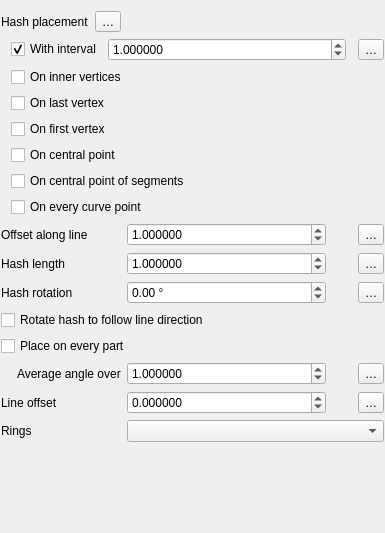
Qt form src/ui/symbollayer/widget_hashline.ui (nextgis/nextgisqgis) before a commit.
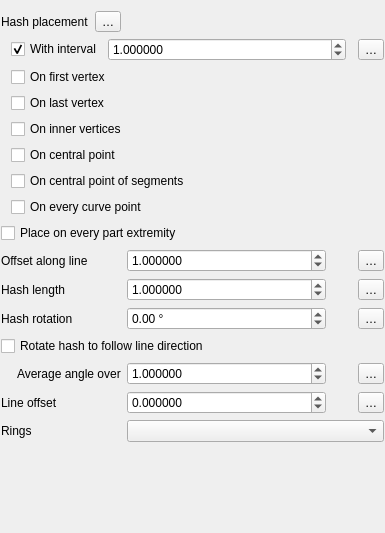
The same form after that commit. Custom widgets are drawn as their Qt base class.

What changed in the file:
```diff
--- a/src/ui/symbollayer/widget_hashline.ui
+++ b/src/ui/symbollayer/widget_hashline.ui
@@ -41,7 +41,7 @@
      <property name="bottomMargin">
       <number>0</number>
      </property>
-     <item row="3" column="1">
+     <item row="0" column="1">
       <layout class="QHBoxLayout" name="horizontalLayout_4">
        <item>
         <widget class="QCheckBox" name="mCheckInterval">
@@ -93,7 +93,7 @@
        </item>
       </layout>
      </item>
-     <item row="6" column="0">
+     <item row="3" column="0">
       <spacer name="horizontalSpacer_2">
        <property name="orientation">
         <enum>Qt::Horizontal</enum>
@@ -109,14 +109,14 @@
        </property>
       </spacer>
      </item>
-     <item row="3" column="2">
+     <item row="0" column="2">
       <widget class="QgsPropertyOverrideButton" name="mIntervalDDBtn">
        <property name="text">
         <string>…</string>
        </property>
       </widget>
      </item>
-     <item row="4" column="1">
+     <item row="3" column="1">
       <widget class="QCheckBox" name="mCheckVertex">
        <property name="toolTip">
         <string>Shows symbols on inner vertices, i.e. all vertices except the first or last</string>
@@ -126,35 +126,35 @@
        </property>
       </widget>
      </item>
-     <item row="5" column="1">
+     <item row="2" column="1">
       <widget class="QCheckBox" name="mCheckVertexLast">
        <property name="text">
         <string>On last vertex</string>
        </property>
       </widget>
      </item>
-     <item row="6" column="1">
+     <item row="1" column="1">
       <widget class="QCheckBox" name="mCheckVertexFirst">
        <property name="text">
         <string>On first vertex</string>
        </property>
       </widget>
      </item>
-     <item row="7" column="1">
+     <item row="4" column="1">
       <widget class="QCheckBox" name="mCheckCentralPoint">
        <property name="text">
         <string>On central point</string>
        </property>
       </widget>
      </item>
-     <item row="8" column="1">
+     <item row="5" column="1">
       <widget class="QCheckBox" name="mCheckSegmentCentralPoint">
        <property name="text">
         <string>On central point of segments</string>
        </property>
       </widget>
      </item>
-     <item row="9" column="1">
+     <item row="6" column="1">
       <widget class="QCheckBox" name="mCheckCurvePoint">
        <property name="text">
         <string>On every curve point</string>
@@ -163,7 +163,7 @@
      </item>
     </layout>
    </item>
-   <item row="5" column="1" colspan="2">
+   <item row="3" column="1" colspan="2">
     <spacer name="verticalSpacer">
      <property name="orientation">
       <enum>Qt::Vertical</enum>
@@ -217,14 +217,14 @@
        </property>
       </spacer>
      </item>
-     <item row="1" column="0" colspan="2">
+     <item row="2" column="0" colspan="2">
       <widget class="QLabel" name="label_5">
        <property name="text">
         <string>Hash length</string>
        </property>
       </widget>
      </item>
-     <item row="2" column="0" colspan="2">
+     <item row="3" column="0" colspan="2">
       <widget class="QLabel" name="label_4">
        <property name="text">
         <string>Hash rotation</string>
@@ -253,14 +253,14 @@
        </property>
       </widget>
      </item>
-     <item row="1" column="4">
+     <item row="2" column="4">
       <widget class="QgsPropertyOverrideButton" name="mHashLengthDDBtn">
        <property name="text">
         <string>…</string>
        </property>
       </widget>
      </item>
-     <item row="1" column="3">
+     <item row="2" column="3">
       <widget class="QgsUnitSelectionWidget" name="mHashLengthUnitWidget" native="true">
        <property name="minimumSize">
         <size>
@@ -273,14 +273,14 @@
        </property>
       </widget>
      </item>
-     <item row="0" column="4">
+     <item row="1" column="4">
       <widget class="QgsPropertyOverrideButton" name="mOffsetAlongLineDDBtn">
        <property name="text">
         <string>…</string>
        </property>
       </widget>
      </item>
-     <item row="0" column="2">
+     <item row="1" column="2">
       <widget class="QgsDoubleSpinBox" name="mSpinOffsetAlongLine">
        <property name="sizePolicy">
         <sizepolicy hsizetype="Minimum" vsizetype="Fixed">
@@ -305,7 +305,7 @@
        </property>
       </widget>
      </item>
-     <item row="1" column="2">
+     <item row="2" column="2">
       <widget class="QgsDoubleSpinBox" name="mSpinHashLength">
        <property name="sizePolicy">
         <sizepolicy hsizetype="Minimum" vsizetype="Fixed">
@@ -327,7 +327,7 @@
        </property>
       </widget>
      </item>
-     <item row="2" column="4">
+     <item row="3" column="4">
       <widget class="QgsPropertyOverrideButton" name="mHashRotationDDBtn">
        <property name="text">
         <string>…</string>
@@ -337,7 +337,7 @@
      <item row="7" column="2" colspan="3">
       <widget class="QComboBox" name="mRingFilterComboBox"/>
      </item>
-     <item row="2" column="2">
+     <item row="3" column="2">
       <widget class="QgsDoubleSpinBox" name="mHashRotationSpinBox">
        <property name="sizePolicy">
         <sizepolicy hsizetype="Minimum" vsizetype="Fixed">
@@ -379,7 +379,7 @@
        </property>
       </widget>
      </item>
-     <item row="3" column="0" colspan="5">
+     <item row="4" column="0" colspan="5">
       <widget class="QCheckBox" name="chkRotateMarker">
        <property name="text">
         <string>Rotate hash to follow line direction</string>
@@ -442,14 +442,14 @@
        </property>
       </widget>
      </item>
-     <item row="0" column="0" colspan="2">
+     <item row="1" column="0" colspan="2">
       <widget class="QLabel" name="label">
        <property name="text">
         <string>Offset along line</string>
        </property>
       </widget>
      </item>
-     <item row="0" column="3">
+     <item row="1" column="3">
       <widget class="QgsUnitSelectionWidget" name="mOffsetAlongLineUnitWidget" native="true">
        <property name="minimumSize">
         <size>
@@ -475,13 +475,13 @@
        </property>
       </widget>
      </item>
-     <item row="4" column="0" colspan="5">
+     <item row="0" column="0" colspan="5">
       <widget class="QCheckBox" name="mCheckPlaceOnEveryPart">
        <property name="toolTip">
-        <string>If checked, the &quot;first vertex&quot; or &quot;last vertex&quot; placements will rendered at the first and last vertex for every part of multipart geometries</string>
+        <string>If checked, the &quot;first vertex&quot; or &quot;last vertex&quot; placements will also render at the first and last vertex for every part of multipart geometries</string>
        </property>
        <property name="text">
-        <string>Place on every part</string>
+        <string>Place on every part extremity</string>
        </property>
       </widget>
      </item>
```
Left out of the diff: 2 changed lines with no effect on the pictures.
